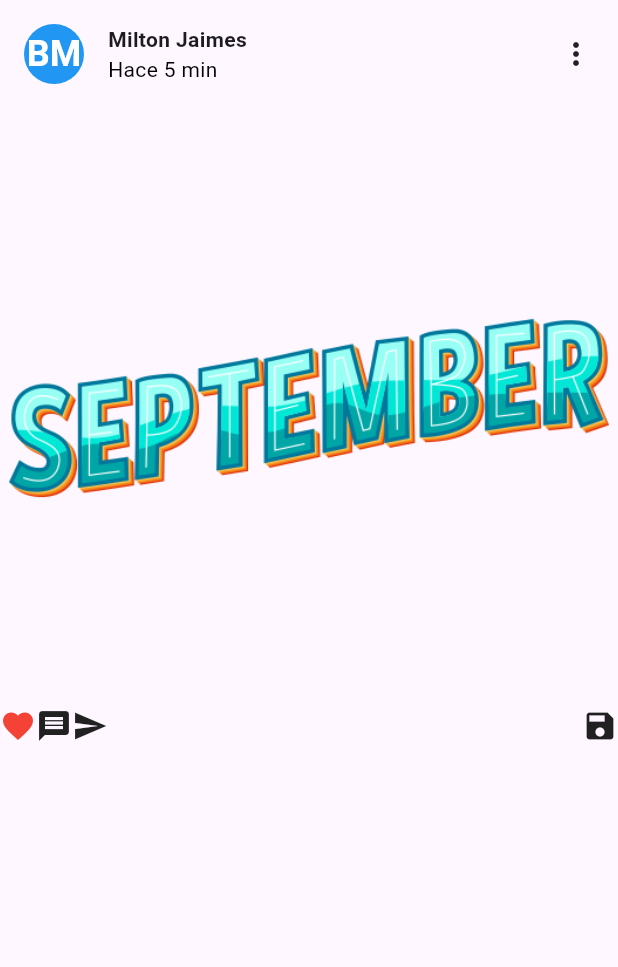
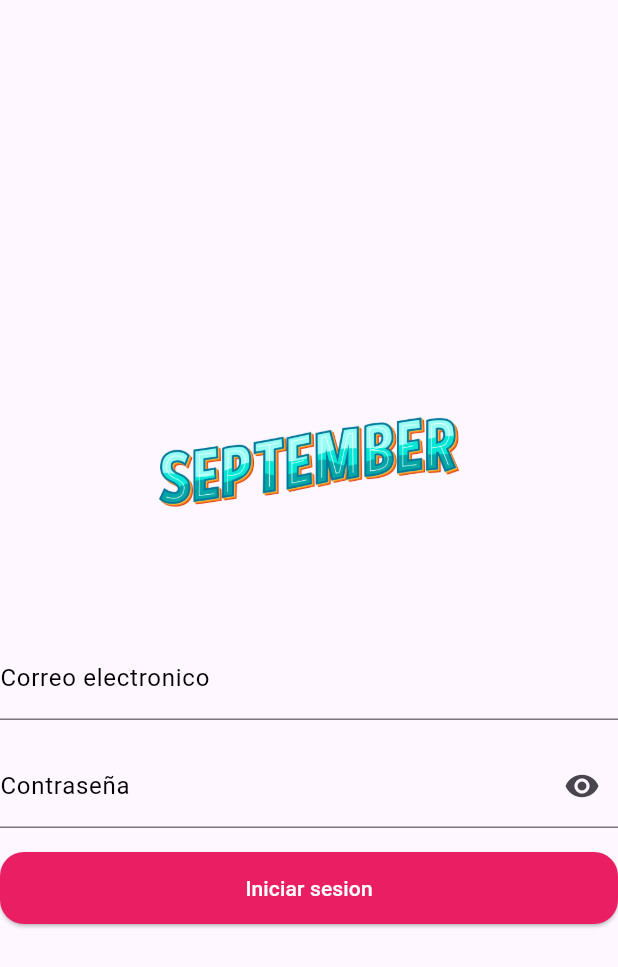
Before and after one commit to Miltonjjp8/FlutterApp, a Flutter app: the screen it shows after launch, on a phone screen of 412 x 824 dp. Shown: the top 967 px of the screen. Run offline on Flutter 3.47's test engine with Material 3 defaults, Android fonts, the phone set to English and light mode, and no system bars.

Commit message:
actualizacion login

```diff
--- a/lib/modules/auth/login.dart
+++ b/lib/modules/auth/login.dart
@@ -1,71 +1,67 @@
 import 'package:flutter/material.dart';
 
-class Login extends StatelessWidget {
+class Login extends StatefulWidget {
   const Login({super.key});
 
+  @override
+  State<Login> createState() => _LoginState();
+}
+
+class _LoginState extends State<Login> {
+
+  final TextEditingController _email = TextEditingController();
+  final TextEditingController _password = TextEditingController();
+  bool _isObscure = true;
   @override
   Widget build(BuildContext context) {
     return Scaffold(
       body: Column(
-        children: [
-          const Row(
-            children: [
-              Padding(
-                padding: EdgeInsets.all(16.0),
-                child: CircleAvatar(
-                  backgroundColor: Colors.blue,
-                  child: Text(
-                    'BM',
-                    style: TextStyle(
-                      color: Colors.white,
-                      fontWeight: FontWeight.bold,
-                      fontSize: 24,
-                    ),
-                  ),
-                ),
-              ),
-              Column(
-                crossAxisAlignment: CrossAxisAlignment.start,
-                children: [
-                  Text(
-                    'Milton Jaimes',
-                    style: TextStyle(fontWeight: FontWeight.bold),
-                  ),
-                  Text(
-                    'Hace 5 min',
-                    style: TextStyle(color: Colors.black),
-                  ),
-                ],
-              ),
-              Spacer(), // Empuja el ícono a la derecha
-              Padding(
-                padding: EdgeInsets.all(16.0), // Mantén el padding aquí
-                child: Icon(Icons.more_vert),
-              ),
-            ],
+        mainAxisAlignment: MainAxisAlignment.center,
+        children:[
+          Image.asset('assets/septiembre.png', width: 200, height:200),
+          const SizedBox(height:16),
+          TextFormField(
+            decoration: const InputDecoration(
+              hintText: 'Correo electronico',
+              label: Text('Correo electronico'),
+              labelStyle: TextStyle(color: Colors.black),
+            ),
+            keyboardType: TextInputType.emailAddress,
+
+            controller: _email,
           ),
-          Image.asset(
-            'assets/septiembre.png',
+          const SizedBox(height: 16),
+          TextFormField(
+            decoration: InputDecoration(
+              hintText: 'Contraseña',
+              label: Text('Contraseña'),
+              labelStyle: TextStyle(color: Colors.black),
+              suffixIcon: IconButton(onPressed: () {setState((){
+                _isObscure = !_isObscure;
+              });
+              }, icon: Icon(_isObscure ? Icons.visibility : Icons.visibility_off)),
+            ),
+            controller: _password,
+            obscureText: _isObscure,
+          ),
+          const SizedBox( height: 16),
+          SizedBox(
             width: double.infinity,
-            height: 400,
-          ),
-          Row(
-            children: const [
-              Icon(
-                Icons.favorite,
-                color: Colors.red,
-              ),
-              Icon(Icons.message),
-              Icon(Icons.send),
-              Expanded(
-                child: Align(
-                  alignment: Alignment.centerRight,
-                  child: Icon(Icons.save),
-                ),
-              ),
-            ],
-          ),
-        ],
+            height: 48,
+            child: ElevatedButton(onPressed: (){
+              print('Email: ${_email.text}');
+              print('Email: ${_password.text}');
+            },
+            style: OutlinedButton.styleFrom(
+              backgroundColor: Colors.pink,
+              foregroundColor: Colors.white,
+              shape: RoundedRectangleBorder(
+                borderRadius: BorderRadius.circular(16),
+              )
+            ),
+            child: const Text('Iniciar sesion')),
+          )
+        ]
       ),
     );
   }
```
Also changed, not shown: lib/modules/auth/login copy 2.dart (added, +72 -0 lines), lib/modules/auth/login copy.dart (added, +72 -0 lines).
